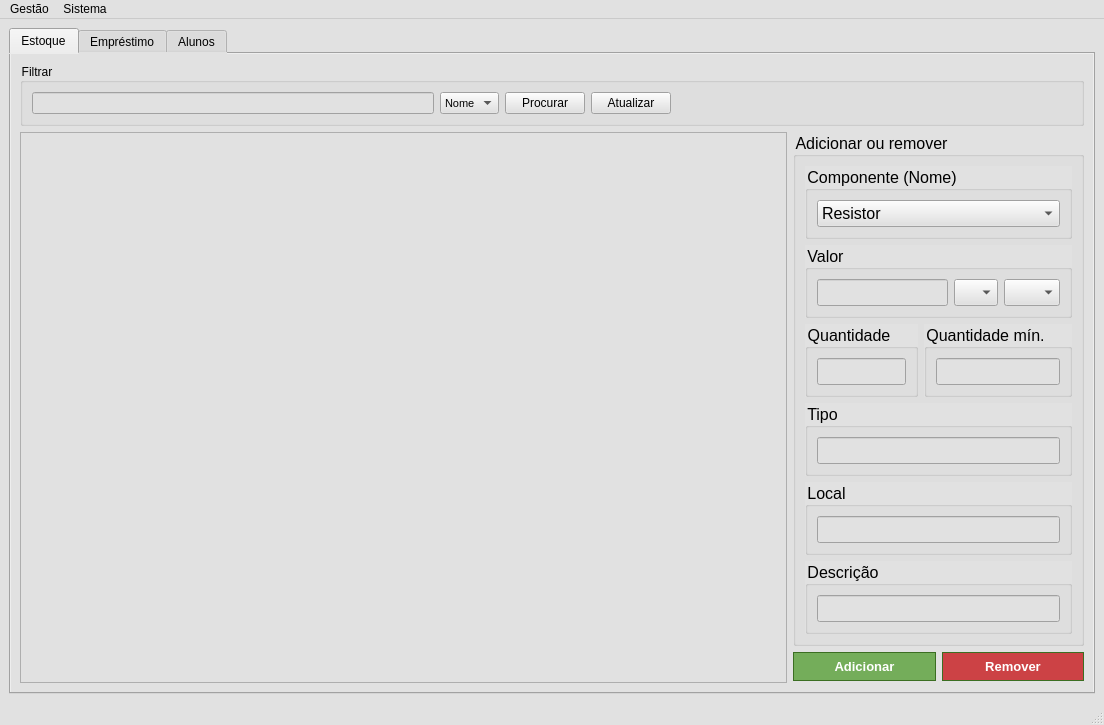
Old version of the form Sistema_Almox/mainwindow.ui in the repository NycolasAbreu/Sistema_Almox.
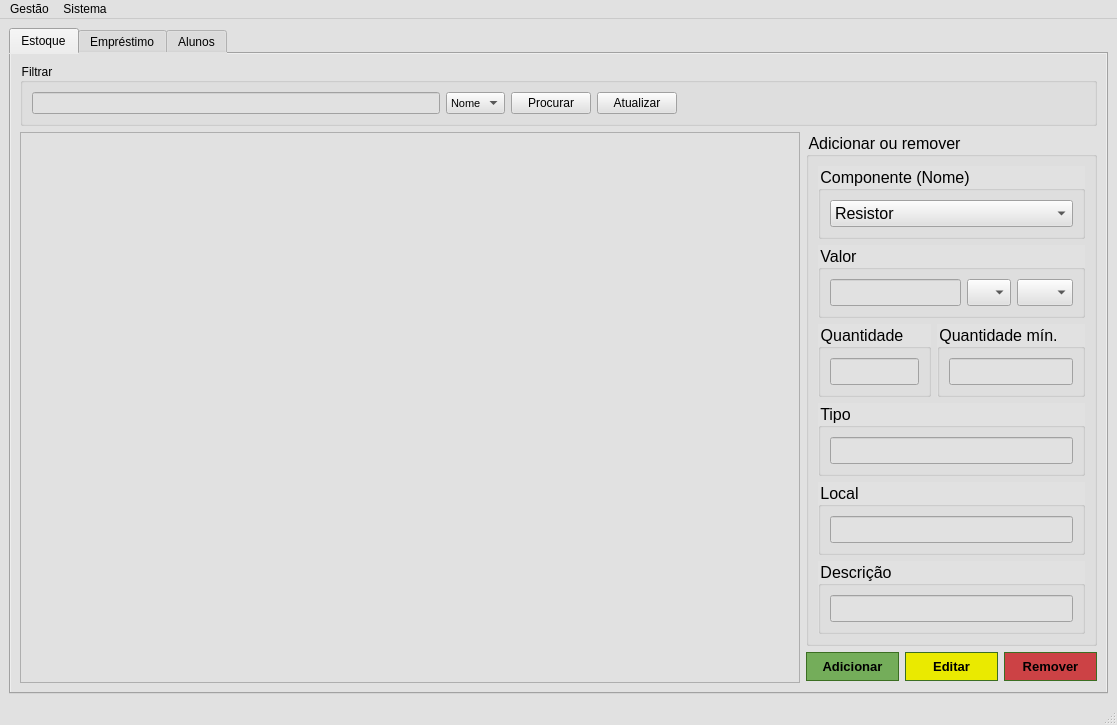
New version of the form. Icons and pictures are not drawn.

What changed in the file:
```diff
--- a/Sistema_Almox/mainwindow.ui
+++ b/Sistema_Almox/mainwindow.ui
@@ -6,8 +6,8 @@
    <rect>
     <x>0</x>
     <y>0</y>
-    <width>1104</width>
-    <height>721</height>
+    <width>1117</width>
+    <height>719</height>
    </rect>
   </property>
   <property name="palette">
@@ -1091,7 +1091,7 @@
                  <string notr="true">.QPushButton { 
 background-color:#74ad5a;
 border:1px solid#3b6e22 ; 
-color:#ffffff; 
+color:#000000; 
 font-family:Arial;
 font-size:13px;
 font-weight:bold; 
@@ -1114,6 +1114,39 @@
                 </property>
                </widget>
               </item>
+              <item>
+               <widget class="QPushButton" name="pushButtonInvEdit">
+                <property name="autoFillBackground">
+                 <bool>false</bool>
+                </property>
+                <property name="styleSheet">
+                 <string notr="true">.QPushButton { 
+background-color: rgb(234, 234, 0);
+border:1px solid#3b6e22 ; 
+color:#000000; 
+font-family:Arial;
+font-size:13px;
+font-weight:bold; 
+padding:6px 12px; 
+text-decoration:none; } 
+
+.QPushButton:hover { 
+background-color: rgb(190, 190, 0);
+ } 
+
+.QPushButton:active {
+ position:relative;
+ top:1px; } 
+
+.QPushButton:pressed {
+	background-color: rgb(98, 98, 0);
+ } </string>
+                </property>
+                <property name="text">
+                 <string>Editar</string>
+                </property>
+               </widget>
+              </item>
               <item>
                <widget class="QPushButton" name="pushButtonInvRemove">
                 <property name="autoFillBackground">
@@ -1123,7 +1156,7 @@
                  <string notr="true">.QPushButton { 
 background-color:#cc4245;
 border:1px solid#3b6e22 ; 
-color:#ffffff; 
+color:#000000; 
 font-family:Arial;
 font-size:13px;
 font-weight:bold; 
@@ -1197,7 +1230,7 @@
     <rect>
      <x>0</x>
      <y>0</y>
-     <width>1104</width>
+     <width>1117</width>
      <height>20</height>
     </rect>
    </property>
```
